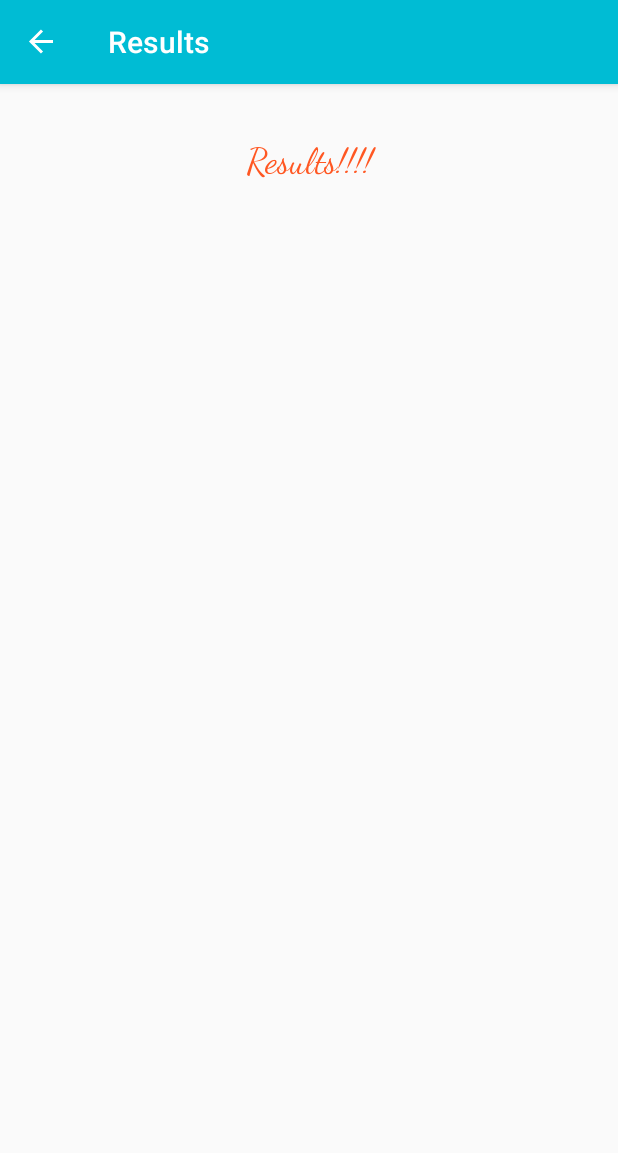
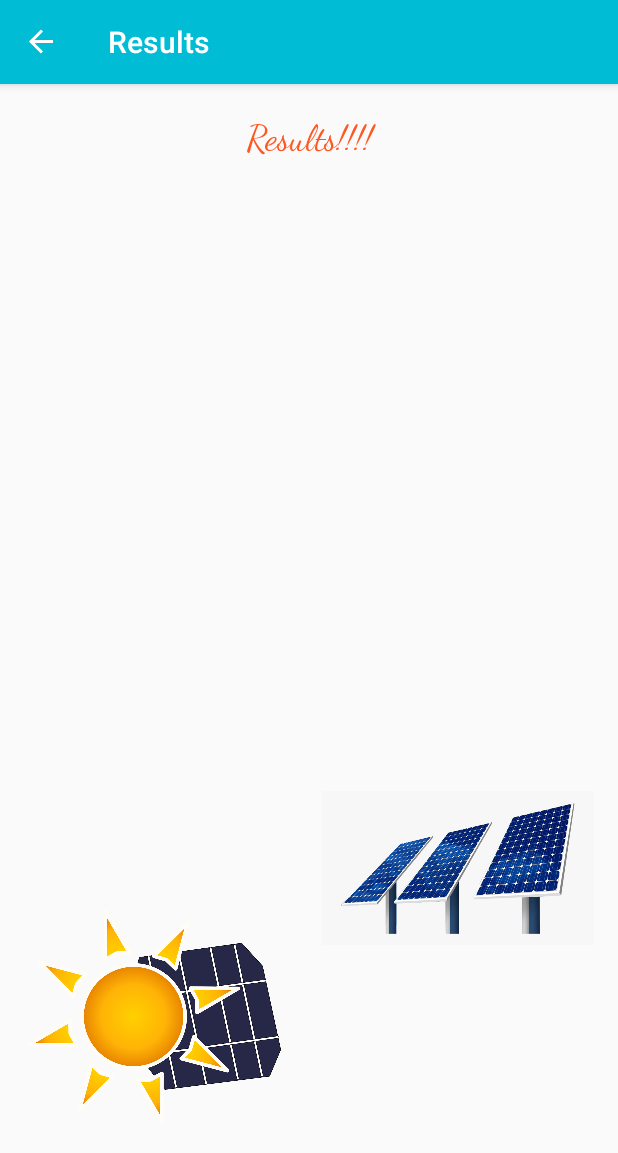
Before and after one commit to Jonah-Douglas/Bright-Skies, an Android app: the ResultsFragment screen opened through its navigation route, on a phone screen of 412 x 824 dp. Shown: the top 1153 px of the screen. Run offline under Robolectric (Android 15) with nearby library versions, the phone set to English and light mode, and no system bars; our stand-ins replace Volley, navigation-ui.

Commit message:
fun visuals to results

```diff
--- a/app/src/main/java/com/example/bright_skies/fragments/ResultsFragment.java
+++ b/app/src/main/java/com/example/bright_skies/fragments/ResultsFragment.java
@@ -28,6 +28,8 @@
         } else {
             result = "Good";
         }
+
+        return result;
     }
 
 }
--- a/app/src/main/res/layout/fragment_results.xml
+++ b/app/src/main/res/layout/fragment_results.xml
@@ -1,21 +1,24 @@
 <?xml version="1.0" encoding="utf-8"?>
 <androidx.constraintlayout.widget.ConstraintLayout xmlns:android="http://schemas.android.com/apk/res/android"
     xmlns:app="http://schemas.android.com/apk/res-auto"
+    xmlns:tools="http://schemas.android.com/tools"
     android:layout_width="match_parent"
     android:layout_height="match_parent">
 
     <com.google.android.material.appbar.AppBarLayout
+        android:id="@+id/appBarLayout"
         android:layout_width="match_parent"
         android:layout_height="wrap_content"
         android:theme="@style/AppTheme.AppBarOverlay"
         app:layout_constraintEnd_toEndOf="parent"
         app:layout_constraintStart_toStartOf="parent"
-        app:layout_constraintTop_toTopOf="parent"/>
+        app:layout_constraintTop_toTopOf="parent" />
 
     <TextView
         android:id="@+id/about_intro"
         android:layout_width="277dp"
         android:layout_height="327dp"
+        android:layout_marginTop="5dp"
         android:layout_marginBottom="404dp"
         android:fontFamily="cursive"
         android:text="Results!!!!"
@@ -24,7 +27,36 @@
         android:textSize="24sp"
         app:layout_constraintBottom_toBottomOf="parent"
         app:layout_constraintEnd_toEndOf="parent"
-        app:layout_constraintStart_toStartOf="parent" />
+        app:layout_constraintStart_toStartOf="parent"
+        app:layout_constraintTop_toTopOf="parent" />
+
+    <ImageView
+        android:id="@+id/imageView2"
+        android:layout_width="169dp"
+        android:layout_height="246dp"
+        android:layout_marginStart="2dp"
+        android:layout_marginTop="142dp"
+        android:layout_marginBottom="16dp"
+        app:layout_constraintBottom_toBottomOf="parent"
+        app:layout_constraintEnd_toEndOf="parent"
+        app:layout_constraintHorizontal_bias="0.066"
+        app:layout_constraintStart_toStartOf="parent"
+        app:layout_constraintTop_toBottomOf="@+id/about_intro"
+        app:srcCompat="@drawable/spcute" />
+
+    <ImageView
+        android:id="@+id/imageView3"
+        android:layout_width="181dp"
+        android:layout_height="256dp"
+        android:layout_marginStart="27dp"
+        android:layout_marginTop="38dp"
+        android:layout_marginEnd="16dp"
+        android:layout_marginBottom="110dp"
+        app:layout_constraintBottom_toBottomOf="parent"
+        app:layout_constraintEnd_toEndOf="parent"
+        app:layout_constraintStart_toEndOf="@+id/imageView2"
+        app:layout_constraintTop_toBottomOf="@+id/about_intro"
+        app:srcCompat="@drawable/solarpanel" />
 
 
 </androidx.constraintlayout.widget.ConstraintLayout>
```
Also changed, not shown: app/src/main/res/drawable/solarpanel.png (added), app/src/main/res/drawable/spcute.png (added).
